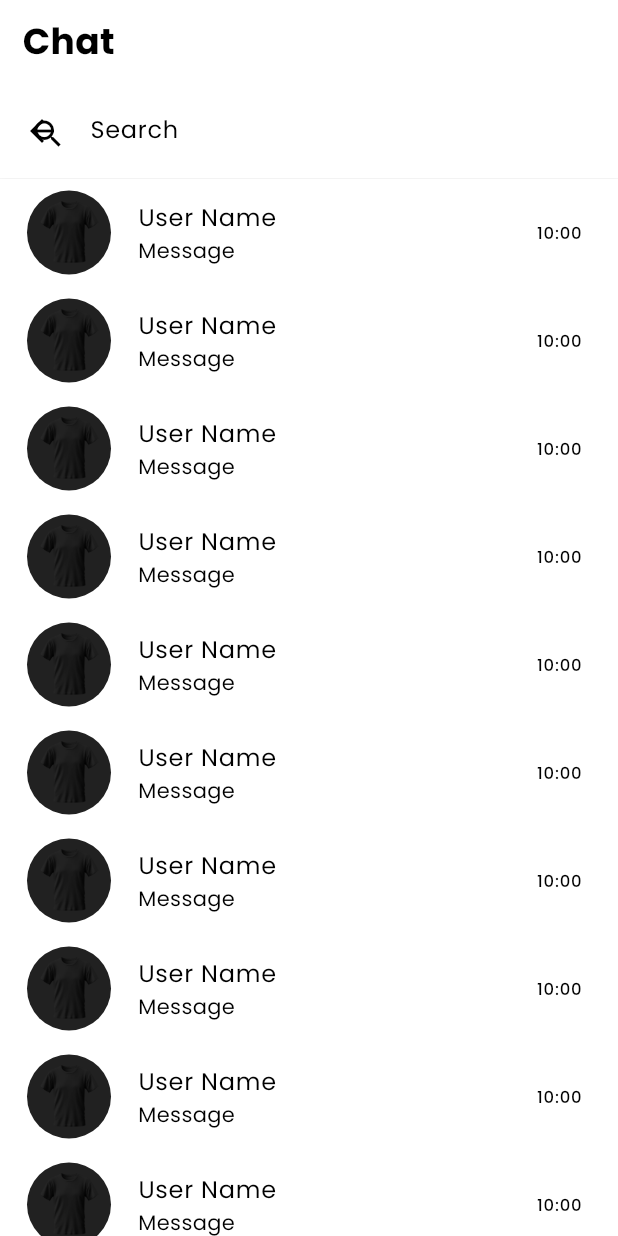
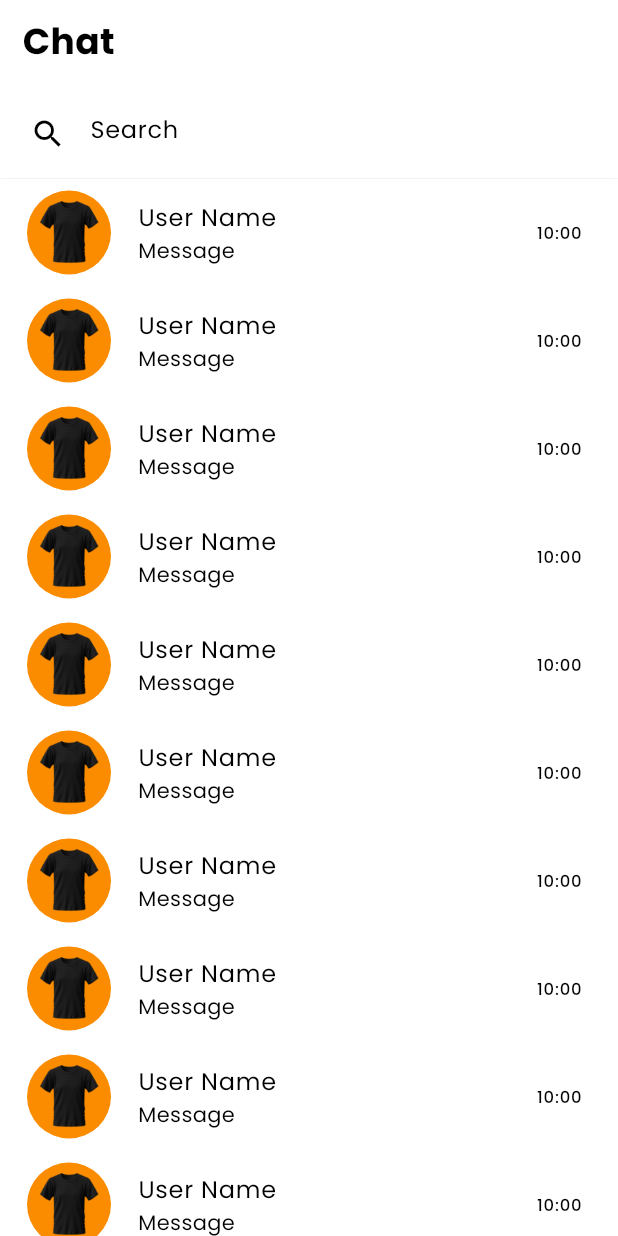
Before and after one commit to yahyapoernama/Ein-Ecommerce, a Flutter app: the ChatPage screen opened directly, on a phone screen of 412 x 824 dp. Run offline on Flutter 3.47's test engine with Material 3 defaults, Android fonts, the phone set to English and light mode, and no system bars; our stand-ins replace connectivity, dio, equatable, flutter_bloc, hive_flutter, roundcheckbox and 2 more; accounts and stored records are empty.

Commit message:
fix: automicallyImplyLeading in ChatScreen and minor styling

```diff
--- a/lib/screens/chat_screen.dart
+++ b/lib/screens/chat_screen.dart
@@ -45,6 +45,7 @@ class _ChatPageState extends State<ChatPage> with AutomaticKeepAliveClientMixin
               pinned: true,
               floating: true,
               backgroundColor: Colors.white,
+              automaticallyImplyLeading: false,
               flexibleSpace: FlexibleSpaceBar(
                 background: Container(
                   padding: const EdgeInsets.all(8),
@@ -96,6 +97,7 @@ class _ChatPageState extends State<ChatPage> with AutomaticKeepAliveClientMixin
                           height: 50, // Atur tinggi gambar
                         ),
                       ),
+                      backgroundColor: Colors.orange[600],
                     ),
                     title: const Text('User Name'),
                     subtitle: const Text('Message'),
```
